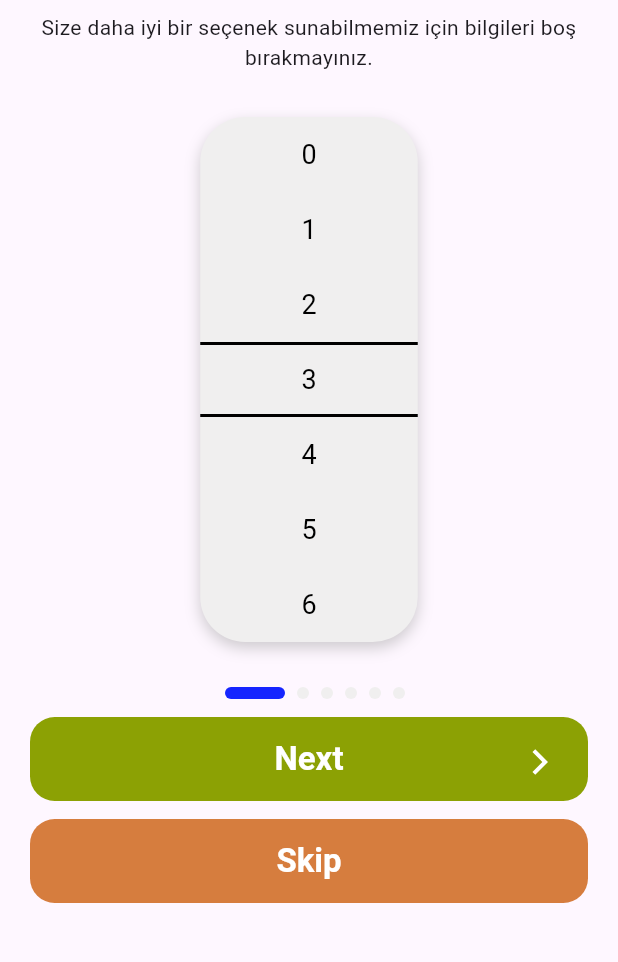
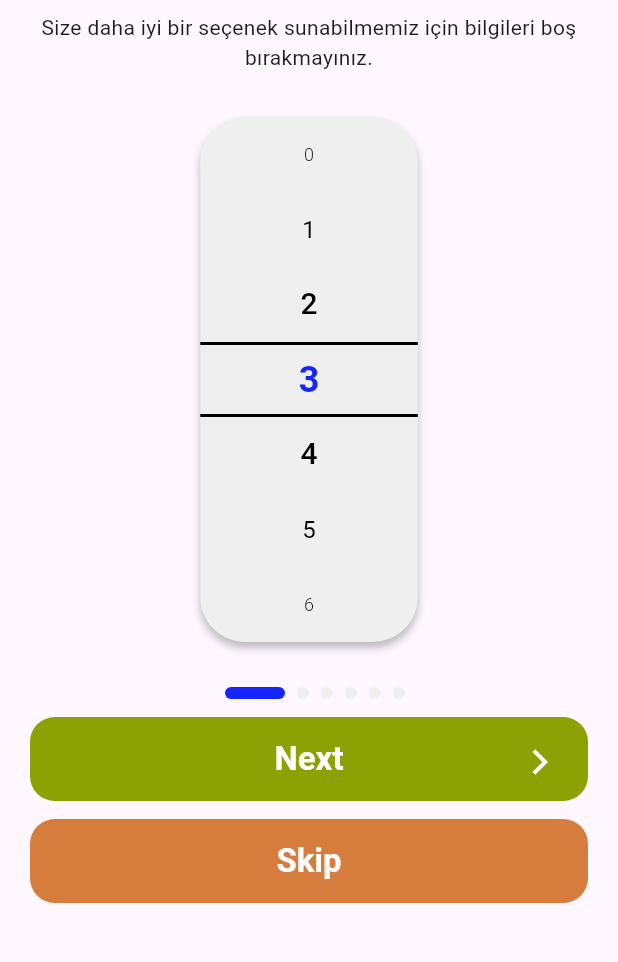
Before and after one commit to codriot/zenofit-mobile, a Flutter app: the OnboardingTwoView screen opened by its route, after a tap on "Skip", on a phone screen of 412 x 824 dp, the part 60-1022 px from its top. Run offline on Flutter 3.47's test engine with Material 3 defaults, Android fonts, the phone set to English and light mode, and no system bars; our stand-ins replace dio, flutter_svg, get, get_storage; missing offline and left inert: kartal; accounts and stored records are empty.

```diff
--- a/lib/product/controller/age_picker_controller.dart
+++ b/lib/product/controller/age_picker_controller.dart
@@ -7,6 +7,34 @@ class AgePickerController extends GetxController {
   final double itemHeight = 50.0; // Her bir öğenin yüksekliği
   final double visibleRangeTop = 150.0; // Üst çizginin listview içindeki konumu
   final double visibleRangeBottom = 200.0; // Alt çizginin listview içindeki konumu
+
+  // Seçilen yaşa göre font boyutunu ve ağırlığını hesaplayan fonksiyon
+  Map<String, dynamic> getTextStyleForAge(int index) {
+    double fontSize = 24;
+    FontWeight fontWeight = FontWeight.bold;
+
+    if (index == selectedAge.value) {
+      fontSize = 24;
+      fontWeight = FontWeight.bold;
+    } else if (index == selectedAge.value - 1 || index == selectedAge.value + 1) {
+      fontSize = 20;
+      fontWeight = FontWeight.w500;
+    } else if (index == selectedAge.value - 2 || index == selectedAge.value + 2) {
+      fontSize = 16;
+      fontWeight = FontWeight.w400;
+    } else if (index == selectedAge.value - 3 || index == selectedAge.value + 3) {
+      fontSize = 12;
+      fontWeight = FontWeight.w300;
+    } else if (index == selectedAge.value - 4 || index == selectedAge.value + 4) {
+      fontSize = 12;
+      fontWeight = FontWeight.w300;
+    }
+
+    return {
+      'fontSize': fontSize,
+      'fontWeight': fontWeight,
+    };
+  }
 
   void onScrollUpdate() {
     // Scroll sırasında güncel seçimi kontrol et
@@ -42,4 +70,13 @@ class AgePickerController extends GetxController {
     scrollController.dispose();
     super.onClose();
   }
+
+  @override
+  void onInit() {
+    super.onInit();
+    // İlk başlatmada scroll güncellemesini hemen başlatmak için
+    WidgetsBinding.instance.addPostFrameCallback((_) {
+      onScrollUpdate(); // Scroll güncellemesini başlat
+    });
+  }
 }
--- a/lib/product/navigator/navigate_route_items.dart
+++ b/lib/product/navigator/navigate_route_items.dart
@@ -1,4 +1,4 @@
-import 'package:diet_app_mobile/product/widgets/onboarding/onboarding_three_view.dart';
+import 'package:diet_app_mobile/views/basic/onboarding/onboarding_three_view.dart';
 import 'package:diet_app_mobile/views/basic/login/login_view.dart';
 import 'package:diet_app_mobile/views/basic/onboarding/onboarding_one_view.dart';
 import 'package:diet_app_mobile/views/basic/onboarding/onboarding_two_view.dart';
@@ -21,7 +21,7 @@ class NavigatorRoutes {
     GetPage(name: NavigateRoutesItems.register.withSlash,page: () => const RegisterView(),transition: Transition.cupertino,transitionDuration: const Duration(milliseconds: 500),curve: Curves.easeInOut),
     GetPage(name: NavigateRoutesItems.onboardingOne.withSlash,page: () => OnboardingOneView(),transition: Transition.cupertino,transitionDuration: const Duration(milliseconds: 500),curve: Curves.easeInOut),
     GetPage(name: NavigateRoutesItems.onboardingTwo.withSlash,page: () => OnboardingTwoView(),transition: Transition.cupertino,transitionDuration: const Duration(milliseconds: 500),curve: Curves.easeInOut),
-    GetPage(name: NavigateRoutesItems.onboardingThree.withSlash,page: () => const OnboardingThreeView(),transition: Transition.cupertino,transitionDuration: const Duration(milliseconds: 500),curve: Curves.easeInOut),
+    GetPage(name: NavigateRoutesItems.onboardingThree.withSlash,page: () => OnboardingThreeView(),transition: Transition.cupertino,transitionDuration: const Duration(milliseconds: 500),curve: Curves.easeInOut),
 
     // GetPage(name: NavigateRoutesItems.unknown.withSlash, page: () => const UnknownScreen(),transition: Transition.cupertino,transitionDuration: const Duration(milliseconds: 500),curve: Curves.easeInOut),
     // StorageServices().loadData(StorageItems.isUserRegistered) == true ?  MainScreen() :
--- a/lib/product/utils/app_utils/const_utils/app_colors.dart
+++ b/lib/product/utils/app_utils/const_utils/app_colors.dart
@@ -18,6 +18,7 @@ enum AppColor {
   crystalBell,
   sweetPatato,
   vividBlue,
+  paintedDesert,
 }
 
 extension AppColorExtension on AppColor {
@@ -57,6 +58,8 @@ extension AppColorExtension on AppColor {
         return const Color(0XFFD67D3E);
       case AppColor.vividBlue:
         return const Color(0xff1525FF);
+      case AppColor.paintedDesert:
+        return const Color(0xffBEB7B7);
     }
   }
 }
--- /dev/null
+++ b/lib/product/widgets/onboarding/onboarding_two/age_picker_widget.dart
@@ -0,0 +1,98 @@
+import 'package:diet_app_mobile/product/controller/age_picker_controller.dart';
+import 'package:diet_app_mobile/product/utils/app_utils/const_utils/app_colors.dart';
+import 'package:diet_app_mobile/product/utils/app_utils/const_utils/app_padding.dart';
+import 'package:diet_app_mobile/product/utils/app_utils/const_utils/app_radius.dart';
+import 'package:diet_app_mobile/product/widgets/general/general_shadow_components.dart';
+import 'package:flutter/material.dart';
+import 'package:get/get.dart';
+
+
+class AgePickerWidget extends StatelessWidget {
+  AgePickerWidget({super.key});
+
+  final AgePickerController controller = Get.put(AgePickerController());
+
+  @override
+  Widget build(BuildContext context) {
+    return Padding(
+      padding: AppPadding.instance.verticalLarge,
+      child: Column(
+        mainAxisAlignment: MainAxisAlignment.center,
+        children: [
+          Stack(
+            alignment: Alignment.center,
+            children: [
+              // ListView (Yaşlar)
+              Container(
+                height: 350,
+                width: 145,
+                decoration: BoxDecoration(
+                  color: AppColor.crystalBell.getColor(),
+                  borderRadius: AppRadius.instance.largeBorderRadius,
+                  boxShadow: [generalComponentsShadow()],
+                ),
+                child: NotificationListener<ScrollNotification>(
+                  onNotification: (scrollNotification) {
+                    if (scrollNotification is ScrollUpdateNotification) {
+                      controller.onScrollUpdate();
+                    } else if (scrollNotification is ScrollEndNotification) {
+                      controller.onScrollEnd();
+                    }
+                    return true;
+                  },
+                  child: ListView.builder(
+                    controller: controller.scrollController,
+                    itemCount: 100,
+                    itemExtent: controller.itemHeight,
+                    physics: const BouncingScrollPhysics(),
+                    itemBuilder: (context, index) {
+                      return Obx(() {
+                        // TextStyle'ı controller'dan al
+                        final textStyle = controller.getTextStyleForAge(index);
+                        final fontSize = textStyle['fontSize'];
+                        final fontWeight = textStyle['fontWeight'];
+                        final isSelected = index == controller.selectedAge.value;
+                        final textColor = isSelected
+                            ? AppColor.vividBlue.getColor()
+                            : AppColor.black.getColor();
+
+                        return Center(
+                          child: Text(
+                            "$index",
+                            style: TextStyle(
+                              fontSize: fontSize,
+                              fontWeight: fontWeight,
+                              color: textColor,
+                            ),
+                          ),
+                        );
+                      });
+                    },
+                  ),
+                ),
+              ),
+              Positioned(
+                top: 150,
+                left: 0,
+                right: 0,
+                child: Container(
+                  height: 2,
+                  color: AppColor.black.getColor(),
+                ),
+              ),
+              Positioned(
+                bottom: 150,
+                left: 0,
+                right: 0,
+                child: Container(
+                  height: 2,
+                  color: AppColor.black.getColor(),
+                ),
+              ),
+            ],
+          ),
+        ],
+      ),
+    );
+  }
+}
--- a/lib/views/basic/onboarding/onboarding_two_view.dart
+++ b/lib/views/basic/onboarding/onboarding_two_view.dart
@@ -1,13 +1,11 @@
-import 'package:diet_app_mobile/product/controller/age_picker_controller.dart';
 import 'package:diet_app_mobile/product/navigator/navigate_route_items.dart';
 import 'package:diet_app_mobile/product/navigator/navigator_controller.dart';
 import 'package:diet_app_mobile/product/utils/app_utils/const_utils/app_colors.dart';
 import 'package:diet_app_mobile/product/utils/app_utils/const_utils/app_padding.dart';
-import 'package:diet_app_mobile/product/utils/app_utils/const_utils/app_radius.dart';
 import 'package:diet_app_mobile/product/widgets/general/general_page_button.dart';
-import 'package:diet_app_mobile/product/widgets/general/general_shadow_components.dart';
 import 'package:diet_app_mobile/product/widgets/onboarding/onboarding_page_circle.dart';
 import 'package:diet_app_mobile/product/widgets/onboarding/onboarding_top_components.dart';
+import 'package:diet_app_mobile/product/widgets/onboarding/onboarding_two/age_picker_widget.dart';
 import 'package:flutter/material.dart';
 import 'package:get/get.dart';
 
@@ -17,7 +15,6 @@ class OnboardingTwoView extends StatelessWidget {
   OnboardingTwoView({super.key});
   final GlobalOnboardingController globalOnboardingController =
       Get.find<GlobalOnboardingController>();
-  final AgePickerController controller = Get.put(AgePickerController());
 
   @override
   Widget build(BuildContext context) {
@@ -26,93 +23,7 @@ class OnboardingTwoView extends StatelessWidget {
         child: Column(
           children: [
             const OnboardingTopComponents(title: "Yaşınız Kaç?"),
-            Padding(
-              padding: AppPadding.instance.verticalLarge,
-              child: Column(
-                mainAxisAlignment: MainAxisAlignment.center,
-                children: [
-                  Stack(
-                    alignment: Alignment.center,
-                    children: [
-                      // ListView (Yaşlar)
-                      Container(
-                        height: 350,
-                        width: 145,
-                        decoration: BoxDecoration(
-                          color: AppColor.crystalBell.getColor(),
-                          borderRadius: AppRadius.instance.largeBorderRadius,
-                          boxShadow: [
-                            BoxShadow(
-                              color: Colors.grey.withOpacity(0.5),
-                              blurRadius: 8,
-                              offset: const Offset(0, 4),
-                            ),
-                          ],
-                        ),
-                        child: NotificationListener<ScrollNotification>(
-                          onNotification: (scrollNotification) {
-                            if (scrollNotification
-                                is ScrollUpdateNotification) {
-                              controller.onScrollUpdate();
-                            } else if (scrollNotification
-                                is ScrollEndNotification) {
-                              controller.onScrollEnd();
-                            }
-                            return true;
-                          },
-                          child: ListView.builder(
-                            controller: controller.scrollController,
-                            itemCount: 100,
-                            itemExtent: controller.itemHeight,
-                            physics: const BouncingScrollPhysics(),
-                            itemBuilder: (context, index) {
-                              return Obx(() {
-                                final isSelected =
-                                    index == controller.selectedAge.value;
-                                return Center(
-                                  child: Text(
-                                    "$index",
-                                    style: TextStyle(
-                                      fontSize: isSelected ? 24 : 18,
-                                      fontWeight: isSelected
-                                          ? FontWeight.bold
-                                          : FontWeight.normal,
-                                      color: isSelected
-                                          ? Colors.blue
-                                          : Colors.black,
-                                    ),
-                                  ),
-                                );
-                              });
-                            },
-                          ),
-                        ),
-                      ),
-                      // Üst Çizgi
-                      Positioned(
-                        top: 150,
-                        left: 0,
-                        right: 0,
-                        child: Container(
-                          height: 2,
-                          color: AppColor.black.getColor(),
-                        ),
-                      ),
-                      // Alt Çizgi
-                      Positioned(
-                        bottom: 150,
-                        left: 0,
-                        right: 0,
-                        child: Container(
-                          height: 2,
-                          color: AppColor.black.getColor(),
-                        ),
-                      ),
-                    ],
-                  ),
-                ],
-              ),
-            ),
+            AgePickerWidget(),
             GeneralOnboardingPageCircleComponent(),
             Padding(
               padding: AppPadding.instance.horizontalMedium,
```
Also changed, not shown: lib/product/widgets/onboarding/onboarding_three_view.dart (deleted, +0 -12 lines), lib/views/basic/onboarding/onboarding_three_view.dart (added, +173 -0 lines).
